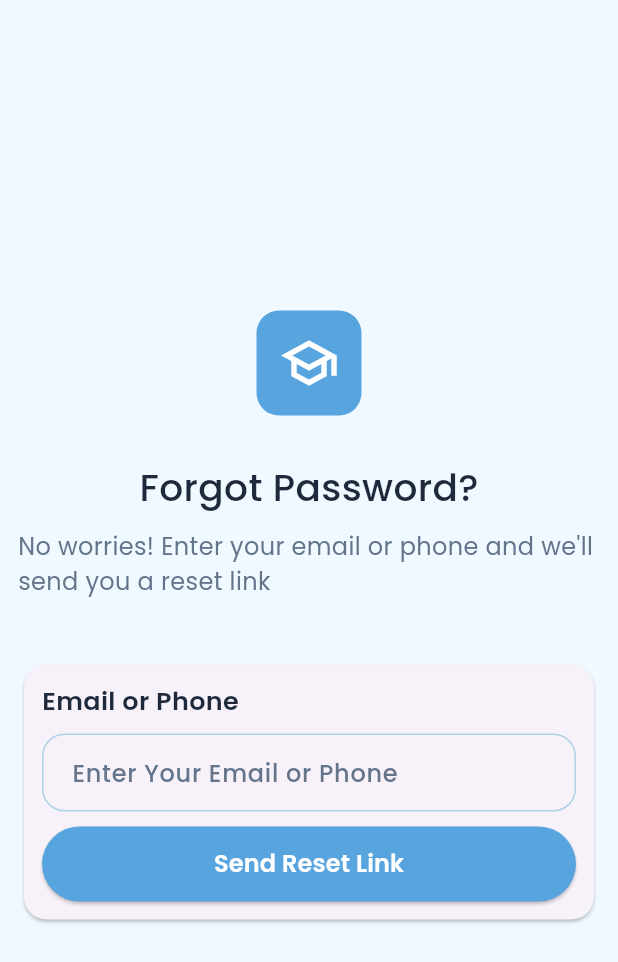
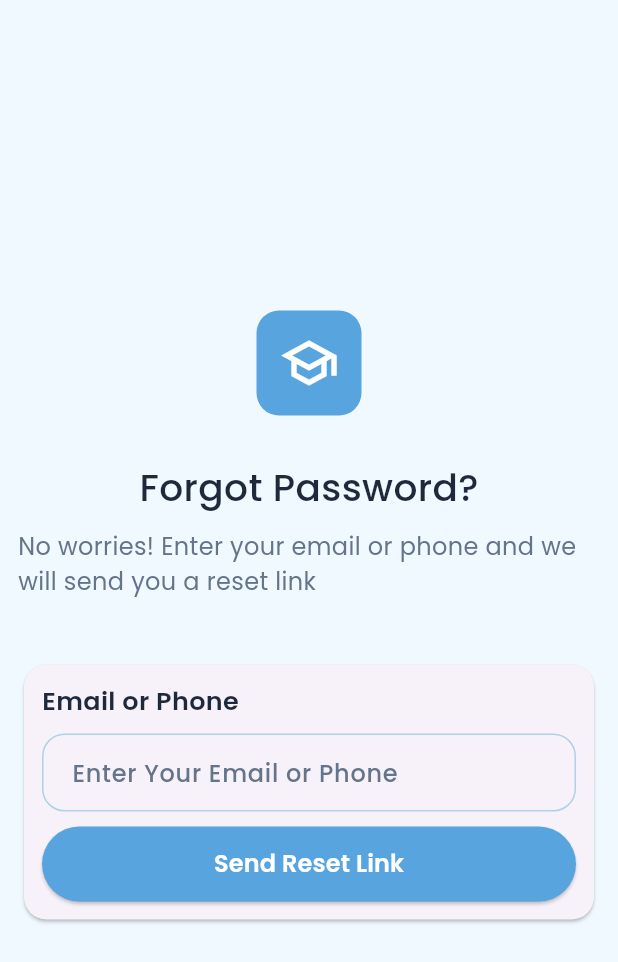
Before and after one commit to amrelmaadawy/teacher-system, a Flutter app: the ForgotPasswordView screen opened directly, on a phone screen of 412 x 824 dp. Shown: the top 962 px of the screen. Run offline on Flutter 3.47's test engine with Material 3 defaults, Android fonts, the phone set to English and light mode, and no system bars.

Commit message:
add text to localization file

```diff
--- a/lib/features/auth/presentation/views/forgot_password_view.dart
+++ b/lib/features/auth/presentation/views/forgot_password_view.dart
@@ -24,7 +24,7 @@ class ForgotPasswordView extends StatelessWidget {
                 SizedBox(height: 30),
 
                 Text(
-                  'Forgot Password?',
+                  S.of(context).ForgotPassword,
                   style: TextStyle(
                     fontSize: 25,
                     fontWeight: FontWeight.w500,
@@ -34,7 +34,7 @@ class ForgotPasswordView extends StatelessWidget {
                 SizedBox(height: 10),
 
                 Text(
-                  'No worries! Enter your email or phone and we\'ll send you a reset link',
+                  S.of(context).NoWorriesEnterYourEmailorPhoneandwellSendYouaResetLink,
                   style: TextStyle(fontSize: 16, color: lightSubTextColor),
                 ),
                 SizedBox(height: 40),
--- a/lib/l10n/intl_en.arb
+++ b/lib/l10n/intl_en.arb
@@ -51,6 +51,9 @@
     "@ConfirmYourPassword": {},
     "AlreadyHaveAnAccount":"Already Have An Account?",
     "@AlreadyHaveAnAccount": {},
-     "SendResetLink":"Send Reset Link",
-    "@SendResetLink": {}
+    "SendResetLink":"Send Reset Link",
+    "@SendResetLink": {},
+     "NoWorriesEnterYourEmailorPhoneandwellSendYouaResetLink":"No worries! Enter your email or phone and we will send you a reset link",
+    "@NoWorriesEnterYourEmailorPhoneandwellSendYouaResetLink": {}
+
 }
```
Also changed, not shown: lib/generated/intl/messages_.dart, lib/generated/l10n.dart.
